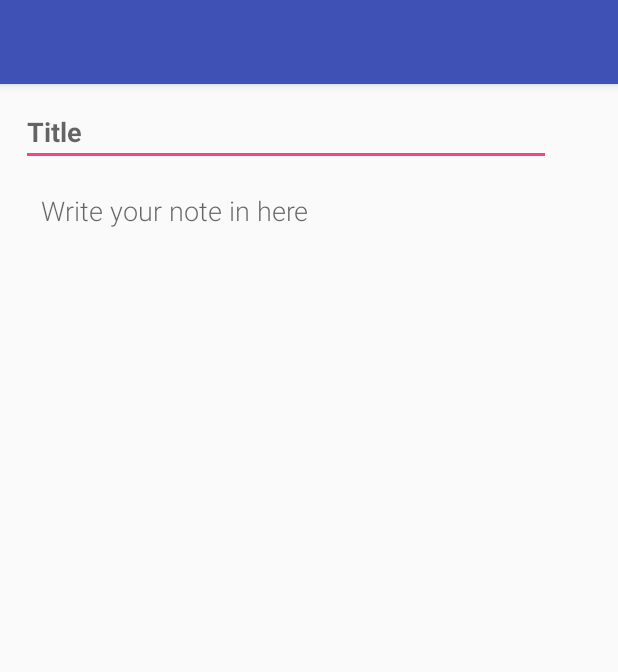
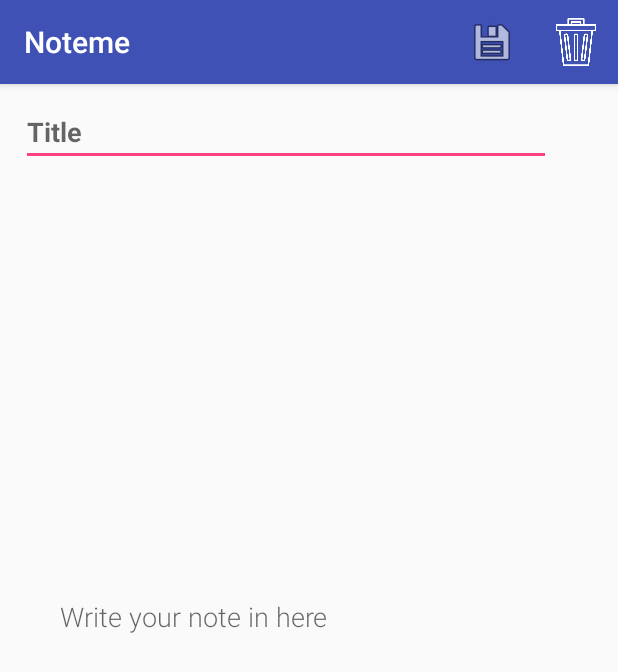
Before and after one commit to kriswidy/Noteme, an Android app: the UpdateActivity screen opened directly, with no data from a screen before it, on a phone screen of 412 x 824 dp. Shown: the top 672 px of the screen. Run offline under Robolectric (Android 15) with nearby library versions, the phone set to English and light mode, and no system bars.

Commit message:
Syudahh cinta

```diff
--- a/app/src/main/java/com/example/krisandroid/noteme/MainActivity.java
+++ b/app/src/main/java/com/example/krisandroid/noteme/MainActivity.java
@@ -59,6 +59,12 @@ public class MainActivity extends AppCompatActivity {
         setSupportActionBar(toolbar);
     }
 
+    @Override
+    protected void onResume() {
+        super.onResume();
+        loadData();
+    }
+
     private void loadData(){
         ApiInterface mApiInterface = ApiClient.getClient().create(ApiInterface.class);
         Call<NoteResponse> noteAmbil = mApiInterface.tampilNote(id_user);
--- a/app/src/main/java/com/example/krisandroid/noteme/Rest/ApiInterface.java
+++ b/app/src/main/java/com/example/krisandroid/noteme/Rest/ApiInterface.java
@@ -4,12 +4,15 @@ import com.example.krisandroid.noteme.Models.AddNoteResponse;
 import com.example.krisandroid.noteme.Models.Note;
 import com.example.krisandroid.noteme.Models.NoteResponse;
 import com.example.krisandroid.noteme.Models.RegistrasiUser;
+import com.example.krisandroid.noteme.Models.ResponseDelete;
 import com.example.krisandroid.noteme.Models.UserResponse;
 
 import retrofit2.Call;
+import retrofit2.http.DELETE;
 import retrofit2.http.Field;
 import retrofit2.http.FormUrlEncoded;
 import retrofit2.http.POST;
+import retrofit2.http.PUT;
 
 /**
  * Created by kris on 09/12/18.
@@ -32,8 +35,18 @@ public interface ApiInterface {
 
     @FormUrlEncoded
     @POST("note")
-    Call<AddNoteResponse> tambahNote (@Field("judul") String judul,
+    Call<AddNoteResponse> tambahNote (@Field("id_user") String id_user,
+                                      @Field("judul") String judul,
                                       @Field("note") String note,
                                       @Field("tanggal") String tanggal);
 
+    @FormUrlEncoded
+    @PUT("note")
+    Call<ResponseDelete> updateNote (@Field("judul") String judul,
+                                     @Field("note") String note);
+
+    @FormUrlEncoded
+    @POST("note/delete")
+    Call<ResponseDelete> deleteNote(@Field("judul") String judul);
+
 }
--- a/app/src/main/res/layout/activity_update.xml
+++ b/app/src/main/res/layout/activity_update.xml
@@ -21,7 +21,7 @@
     </android.support.design.widget.AppBarLayout>
 
     <EditText
-        android:id="@+id/editTextUsername"
+        android:id="@+id/editTextTitle"
         android:layout_width="353dp"
         android:layout_height="wrap_content"
 
@@ -38,13 +38,12 @@
 
 
     <EditText
-        android:id="@+id/et"
+        android:id="@+id/edNoteUpdate"
         android:layout_width="351dp"
         android:layout_height="417dp"
-        android:layout_below="@+id/editTextUsername"
-        android:layout_alignParentStart="true"
-        android:layout_marginStart="17dp"
-        android:layout_marginTop="7dp"
+        android:layout_alignParentBottom="true"
+        android:layout_centerHorizontal="true"
+        android:layout_marginBottom="18dp"
         android:background="@null"
         android:fontFamily="sans-serif-light"
         android:gravity="start"
--- a/app/src/main/res/menu/allnote_bar.xml
+++ b/app/src/main/res/menu/allnote_bar.xml
@@ -3,7 +3,7 @@
     xmlns:app="http://schemas.android.com/apk/res-auto">
 
     <item
-        android:id="@+id/openAllnote"
+        android:id="@+id/btnSave"
         android:enabled="true"
         android:icon="@drawable/save"
         android:title="Item"
--- a/app/src/main/res/menu/updatenote_bar.xml
+++ b/app/src/main/res/menu/updatenote_bar.xml
@@ -3,10 +3,19 @@
     xmlns:app="http://schemas.android.com/apk/res-auto">
 
     <item
-        android:id="@+id/btnSave"
+        android:id="@+id/btnUpdate"
         android:enabled="true"
         android:icon="@android:drawable/ic_menu_save"
         android:title="Item"
         android:visible="true"
         app:showAsAction="always" />
+
+    <item
+        android:id="@+id/btnDelete"
+        android:enabled="true"
+        android:icon="@drawable/bin"
+        android:title="Item"
+        android:visible="true"
+        app:showAsAction="always" />
+
 </menu>
```
Also changed, not shown: app/src/main/java/com/example/krisandroid/noteme/Adapter/NotemeAdapter.java (+10 -1 lines), app/src/main/java/com/example/krisandroid/noteme/AddMainActivity.java (+51 -9 lines), app/src/main/java/com/example/krisandroid/noteme/Models/AddNoteResponse.java (+10 -0 lines), app/src/main/java/com/example/krisandroid/noteme/Models/ResponseDelete.java (added, +19 -0 lines), app/src/main/java/com/example/krisandroid/noteme/UpdateActivity.java (+77 -11 lines), app/src/main/res/layout/rv_note_item.xml (+8 -16 lines).
